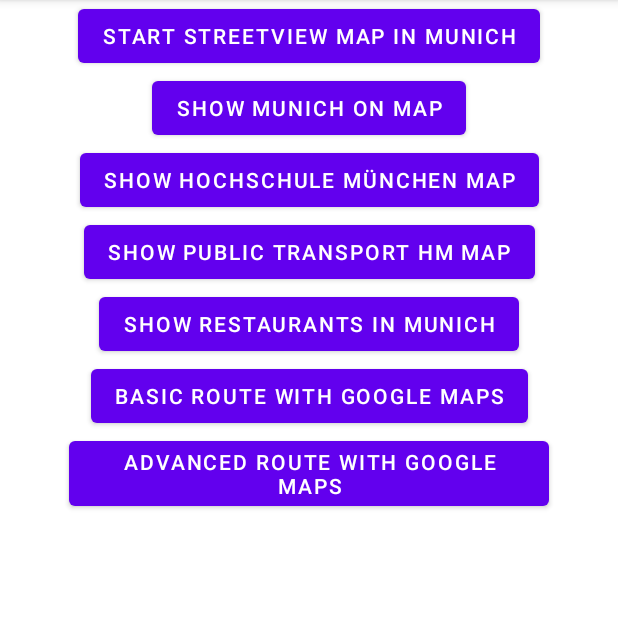
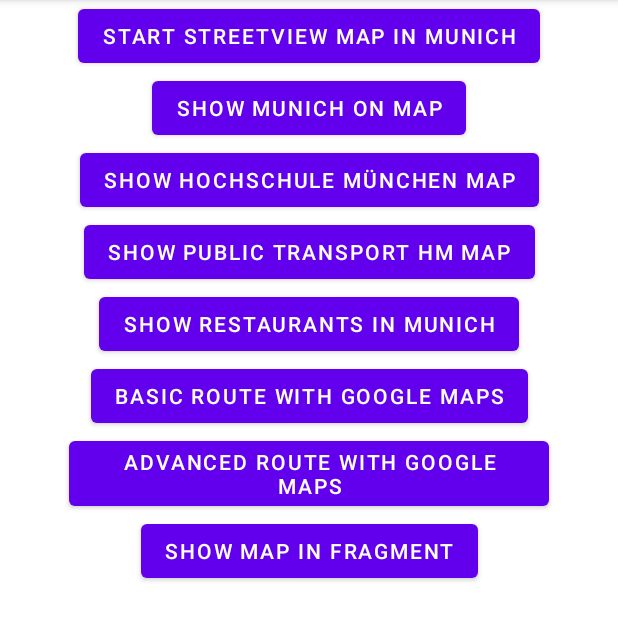
Before and after one commit to JohannesJaeger/Geomaps-Android-Presentation, an Android app: the screen it shows after launch (MainActivity), on a phone screen of 412 x 824 dp, the part 84-725 px from its top. Run offline under Robolectric (Android 15) with nearby library versions, the phone set to English and light mode, and no system bars.

Commit message:
Add basic google maps fragment and activity

```diff
--- a/app/build.gradle
+++ b/app/build.gradle
@@ -39,6 +39,7 @@ dependencies {
     implementation 'androidx.appcompat:appcompat:1.3.0'
     implementation 'com.google.android.material:material:1.3.0'
     implementation 'androidx.constraintlayout:constraintlayout:2.0.4'
+    implementation 'com.google.android.gms:play-services-maps:17.0.0'
     testImplementation 'junit:junit:4.+'
     androidTestImplementation 'androidx.test.ext:junit:1.1.2'
     androidTestImplementation 'androidx.test.espresso:espresso-core:3.3.0'
--- a/app/src/main/AndroidManifest.xml
+++ b/app/src/main/AndroidManifest.xml
@@ -1,6 +1,8 @@
 <?xml version="1.0" encoding="utf-8"?>
 <manifest xmlns:android="http://schemas.android.com/apk/res/android"
     package="edu.hm.mobile_app.geomaps">
+
+    <uses-permission android:name="android.permission.ACCESS_FINE_LOCATION" />
 
     <application
         android:allowBackup="true"
@@ -9,6 +11,10 @@
         android:roundIcon="@mipmap/ic_launcher_round"
         android:supportsRtl="true"
         android:theme="@style/Theme.Geomaps">
+        <activity android:name=".integrated_maps.MapsActivity"></activity>
+        <meta-data
+            android:name="com.google.android.geo.API_KEY"
+            android:value="@string/google_maps_key" />
         <activity android:name=".MainActivity">
             <intent-filter>
                 <action android:name="android.intent.action.MAIN" />
--- a/app/src/main/java/edu/hm/mobile_app/geomaps/MainActivity.kt
+++ b/app/src/main/java/edu/hm/mobile_app/geomaps/MainActivity.kt
@@ -5,6 +5,7 @@ import android.net.Uri
 import android.os.Bundle
 import android.widget.Button
 import androidx.appcompat.app.AppCompatActivity
+import edu.hm.mobile_app.geomaps.integrated_maps.MapsActivity
 
 
 class MainActivity : AppCompatActivity() {
@@ -60,5 +61,10 @@ class MainActivity : AppCompatActivity() {
             intent.setPackage("com.google.android.apps.maps")
             startActivity(intent)
         }
+
+        findViewById<Button>(R.id.show_maps_in_fragment_button).setOnClickListener {
+            val intent = Intent(this, MapsActivity::class.java)
+            startActivity(intent)
+        }
     }
 }
--- a/app/src/main/res/layout/activity_main.xml
+++ b/app/src/main/res/layout/activity_main.xml
@@ -69,4 +69,13 @@
         app:layout_constraintEnd_toEndOf="parent"
         app:layout_constraintStart_toStartOf="parent"
         app:layout_constraintTop_toBottomOf="@+id/basic_route_button" />
+
+    <Button
+        android:id="@+id/show_maps_in_fragment_button"
+        android:layout_width="wrap_content"
+        android:layout_height="wrap_content"
+        android:text="Show Map in Fragment"
+        app:layout_constraintEnd_toEndOf="parent"
+        app:layout_constraintStart_toStartOf="parent"
+        app:layout_constraintTop_toBottomOf="@+id/advanced_route_button" />
 </androidx.constraintlayout.widget.ConstraintLayout>
```
Also changed, not shown: app/src/main/java/edu/hm/mobile_app/geomaps/integrated_maps/MapsActivity.kt (added, +14 -0 lines), app/src/main/java/edu/hm/mobile_app/geomaps/integrated_maps/MapsFragment.kt (added, +39 -0 lines), app/src/main/res/layout/activity_maps.xml (added, +15 -0 lines), app/src/main/res/layout/fragment_maps.xml (added, +8 -0 lines), 1 other file.
